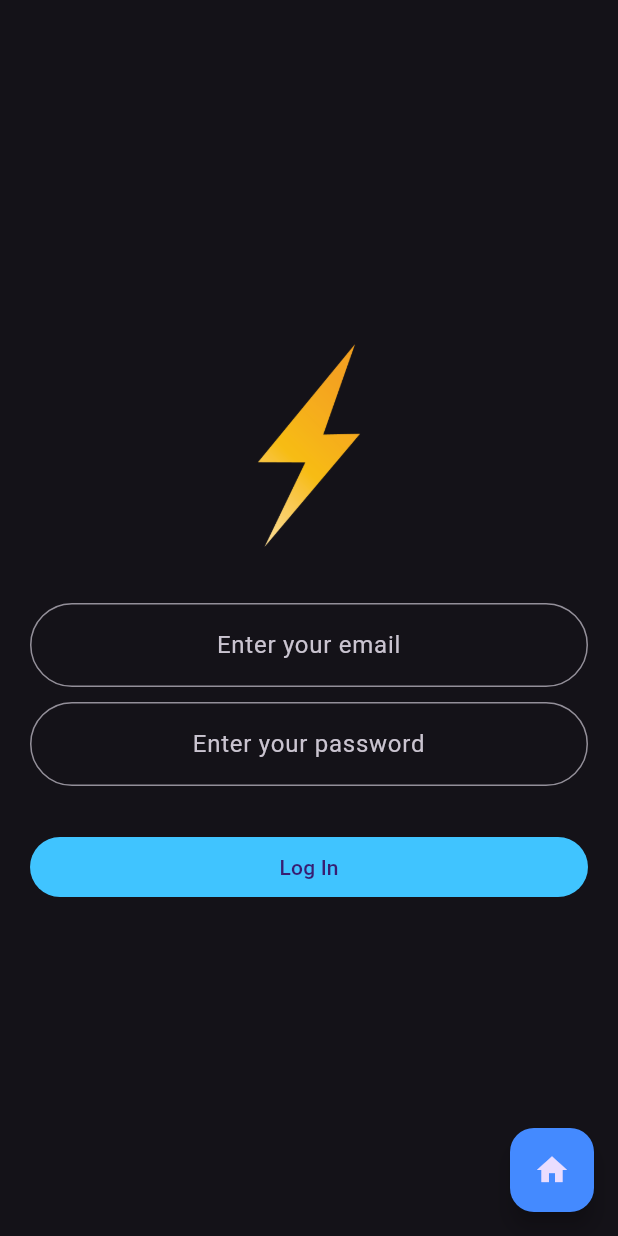
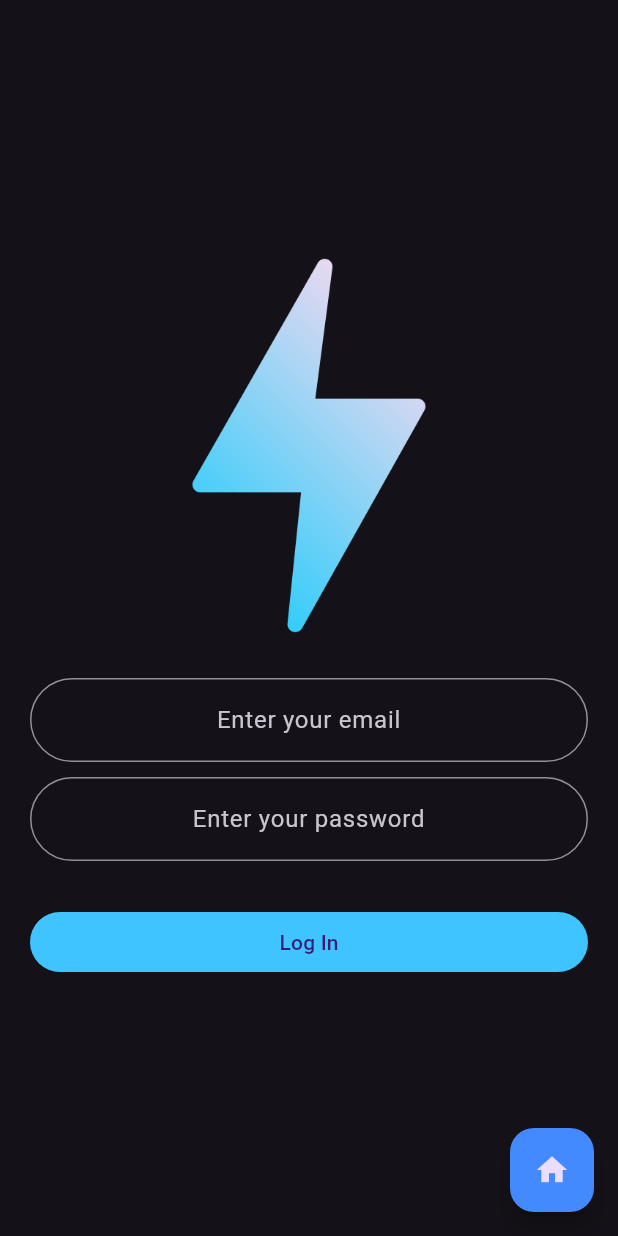
Before and after one commit to Abhishek-J-B-R-I/flashchat1, a Flutter app: the screen it shows after launch, after a tap on "login", on a phone screen of 412 x 824 dp. Run offline on Flutter 3.47's test engine with Material 3 defaults, Android fonts, the phone set to English and light mode, and no system bars; drawn by our look-alikes of modal_progress_hud_nsn; our stand-ins replace cloud_firestore, firebase_auth, firebase_core; accounts and stored records are empty.

Commit message:
color problem solved

```diff
--- a/lib/screen/chat_screen.dart
+++ b/lib/screen/chat_screen.dart
@@ -133,7 +133,7 @@ class _chat_screenState extends State<chat_screen> {
                 children: [
                   SizedBox(
                     width: 310,
-                    child: TextField(controller: messageTextController,
+                    child: TextField(controller: messageTextController,style: TextStyle(color: Colors.white),
                       onChanged: (value) {
                         mes = value;
                       },
@@ -144,7 +144,7 @@ class _chat_screenState extends State<chat_screen> {
                               borderSide: BorderSide(color: Color(0x433600))),
                           focusedBorder: UnderlineInputBorder(
                             borderSide: BorderSide(
-                              color: Color(0x433600),
+                              color: Color(0x433600),//0x433600
                             ),
                             borderRadius: BorderRadius.circular(40),
                           ),
--- a/lib/screen/loginpage.dart
+++ b/lib/screen/loginpage.dart
@@ -37,7 +37,7 @@ class _loginpageState extends State<loginpage> {
                       tag: 'logo',
                       child: Image(
                         image: AssetImage("images/logo.png"),
-                        height: 150,
+                        height: 250,
                       ),
                     ),
                   ),
@@ -45,6 +45,7 @@ class _loginpageState extends State<loginpage> {
               ),
               SizedBox(height: 30,),
               TextField(
+                style: TextStyle(color: Colors.white),
                 keyboardType: TextInputType.emailAddress,
                 onChanged: (value) {
                   email=value;
@@ -59,7 +60,7 @@ class _loginpageState extends State<loginpage> {
               ),
               SizedBox(height: 10,),
               TextField(
-                obscureText: true,
+                obscureText: true,style: TextStyle(color: Colors.white),
                 textAlign: TextAlign.center,
                 //keyboardType: TextInputType.,
                 onChanged: (value) {
--- a/lib/screen/register.dart
+++ b/lib/screen/register.dart
@@ -33,7 +33,7 @@ class _registrationState extends State<registration> {
                     child: Hero(
                         tag: 'logo',
                         child: Image(
-                            image: AssetImage("images/logo.png"), height: 180)),
+                            image: AssetImage("images/logo.png"), height: 250)),
                   ),
                 ],
               ),
@@ -41,6 +41,7 @@ class _registrationState extends State<registration> {
                 height: 30,
               ),
               TextField(
+                style: TextStyle(color: Colors.white),
                 keyboardType: TextInputType.emailAddress,
                 textAlign: TextAlign.center,
                 onChanged: (value) {
@@ -56,6 +57,7 @@ class _registrationState extends State<registration> {
                 height: 10,
               ),
               TextField(
+                style: TextStyle(color: Colors.white),
                 obscureText: true,
                 textAlign: TextAlign.center,
                 onChanged: (value) {
--- a/lib/screen/welcomescreen.dart
+++ b/lib/screen/welcomescreen.dart
@@ -49,13 +49,13 @@ class _WelcomescreenState extends State<Welcomescreen>
                   tag: 'logo',
                   child: Image(
                     image: AssetImage('images/logo.png'),
-                    height: a.value * 100,
+                    height: a.value * 250,
                   ),
                 ),
-                Text(
+                /*Text(
                   "${(controller.value.toInt())}", //"${controller.value.toInt()}%",
                   style: TextStyle(fontSize: 45),
-                )
+                )*/
               ],
             ),
             SizedBox(
```
Also changed, not shown: images/logo.png.
